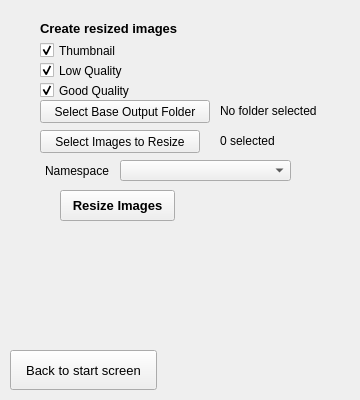
Above: src/generatewebsite.ui from kopolzin/bioimages-collection-manager before the change. Below: the same form after it.
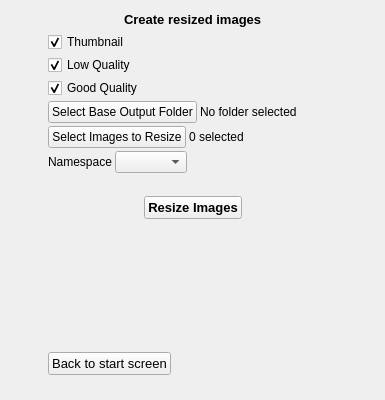
That is the form after the change. Icons and pictures are not drawn.

The edit to the form file:
```diff
--- a/src/generatewebsite.ui
+++ b/src/generatewebsite.ui
@@ -6,7 +6,7 @@
    <rect>
     <x>0</x>
     <y>0</y>
-    <width>360</width>
+    <width>385</width>
     <height>400</height>
    </rect>
   </property>
@@ -17,35 +17,57 @@
    <iconset resource="BioCM.qrc">
     <normaloff>:/icon.png</normaloff>:/icon.png</iconset>
   </property>
-  <widget class="QPushButton" name="backButton">
-   <property name="geometry">
-    <rect>
-     <x>10</x>
-     <y>350</y>
-     <width>147</width>
-     <height>40</height>
-    </rect>
+  <layout class="QHBoxLayout" name="horizontalLayout_10">
+   <property name="spacing">
+    <number>0</number>
    </property>
-   <property name="font">
-    <font>
-     <pointsize>10</pointsize>
-     <weight>50</weight>
-     <bold>false</bold>
-    </font>
+   <property name="leftMargin">
+    <number>0</number>
    </property>
-   <property name="text">
-    <string>Back to start screen</string>
+   <property name="topMargin">
+    <number>9</number>
    </property>
-  </widget>
+   <property name="rightMargin">
+    <number>0</number>
+   </property>
+   <property name="bottomMargin">
+    <number>9</number>
+   </property>
+   <item>
+    <spacer name="horizontalSpacer_10">
+     <property name="orientation">
+      <enum>Qt::Horizontal</enum>
+     </property>
+     <property name="sizeHint" stdset="0">
+      <size>
+       <width>13</width>
+       <height>20</height>
+      </size>
+     </property>
+    </spacer>
+   </item>
+   <item>
+    <layout class="QVBoxLayout" name="verticalLayout">
+     <property name="spacing">
+      <number>3</number>
+     </property>
+     <item>
+      <layout class="QHBoxLayout" name="horizontalLayout_3">
+       <item>
+        <spacer name="horizontalSpacer_8">
+         <property name="orientation">
+          <enum>Qt::Horizontal</enum>
+         </property>
+         <property name="sizeHint" stdset="0">
+          <size>
+           <width>40</width>
+           <height>20</height>
+          </size>
+         </property>
+        </spacer>
+       </item>
+       <item>
   <widget class="QLabel" name="label">
-   <property name="geometry">
-    <rect>
-     <x>40</x>
-     <y>20</y>
-     <width>170</width>
-     <height>17</height>
-    </rect>
-   </property>
    <property name="font">
     <font>
      <pointsize>10</pointsize>
@@ -57,15 +79,26 @@
     <string>Create resized images</string>
    </property>
   </widget>
+       </item>
+       <item>
+        <spacer name="horizontalSpacer_9">
+         <property name="orientation">
+          <enum>Qt::Horizontal</enum>
+         </property>
+         <property name="sizeHint" stdset="0">
+          <size>
+           <width>40</width>
+           <height>20</height>
+          </size>
+         </property>
+        </spacer>
+       </item>
+      </layout>
+     </item>
+     <item>
+      <layout class="QHBoxLayout" name="horizontalLayout">
+       <item>
   <widget class="QCheckBox" name="resizeThumbCheckbox">
-   <property name="geometry">
-    <rect>
-     <x>40</x>
-     <y>40</y>
-     <width>89</width>
-     <height>21</height>
-    </rect>
-   </property>
    <property name="text">
     <string>Thumbnail</string>
    </property>
@@ -76,15 +109,24 @@
     <bool>true</bool>
    </property>
   </widget>
+       </item>
+       <item>
+        <spacer name="horizontalSpacer">
+         <property name="orientation">
+          <enum>Qt::Horizontal</enum>
+         </property>
+         <property name="sizeHint" stdset="0">
+          <size>
+           <width>40</width>
+           <height>20</height>
+          </size>
+         </property>
+        </spacer>
+       </item>
+      </layout>
+     </item>
+     <item>
   <widget class="QCheckBox" name="resizeLQCheckbox">
-   <property name="geometry">
-    <rect>
-     <x>40</x>
-     <y>60</y>
-     <width>96</width>
-     <height>21</height>
-    </rect>
-   </property>
    <property name="text">
     <string>Low Quality</string>
    </property>
@@ -95,15 +137,9 @@
     <bool>true</bool>
    </property>
   </widget>
+     </item>
+     <item>
   <widget class="QCheckBox" name="resizeGQCheckbox">
-   <property name="geometry">
-    <rect>
-     <x>40</x>
-     <y>80</y>
-     <width>104</width>
-     <height>21</height>
-    </rect>
-   </property>
    <property name="text">
     <string>Good Quality</string>
    </property>
@@ -114,99 +150,103 @@
     <bool>true</bool>
    </property>
   </widget>
-  <widget class="QLabel" name="numImagesToResize">
-   <property name="geometry">
-    <rect>
-     <x>220</x>
-     <y>130</y>
-     <width>100</width>
-     <height>21</height>
-    </rect>
+     </item>
+     <item>
+      <layout class="QHBoxLayout" name="horizontalLayout_4">
+       <item>
+        <widget class="QPushButton" name="baseFolderButton">
+         <property name="sizePolicy">
+          <sizepolicy hsizetype="Minimum" vsizetype="Minimum">
+           <horstretch>0</horstretch>
+           <verstretch>0</verstretch>
+          </sizepolicy>
    </property>
    <property name="text">
-    <string>0 selected</string>
-   </property>
-  </widget>
+          <string>Select Base Output Folder</string>
+         </property>
+        </widget>
+       </item>
+       <item>
   <widget class="QLabel" name="baseFolderLabel">
-   <property name="geometry">
-    <rect>
-     <x>220</x>
-     <y>100</y>
-     <width>141</width>
-     <height>21</height>
-    </rect>
-   </property>
    <property name="text">
     <string>No folder selected</string>
    </property>
   </widget>
+       </item>
+       <item>
+        <spacer name="horizontalSpacer_2">
+         <property name="orientation">
+          <enum>Qt::Horizontal</enum>
+         </property>
+         <property name="sizeHint" stdset="0">
+          <size>
+           <width>40</width>
+           <height>20</height>
+          </size>
+         </property>
+        </spacer>
+       </item>
+      </layout>
+     </item>
+     <item>
+      <layout class="QHBoxLayout" name="horizontalLayout_5">
+       <item>
   <widget class="QPushButton" name="selectImagesButton">
-   <property name="geometry">
-    <rect>
-     <x>40</x>
-     <y>130</y>
-     <width>160</width>
-     <height>23</height>
-    </rect>
+         <property name="sizePolicy">
+          <sizepolicy hsizetype="Minimum" vsizetype="Minimum">
+           <horstretch>0</horstretch>
+           <verstretch>0</verstretch>
+          </sizepolicy>
    </property>
    <property name="text">
     <string>Select Images to Resize</string>
    </property>
   </widget>
-  <widget class="QPushButton" name="baseFolderButton">
-   <property name="geometry">
-    <rect>
-     <x>40</x>
-     <y>100</y>
-     <width>170</width>
-     <height>23</height>
-    </rect>
-   </property>
+       </item>
+       <item>
+        <widget class="QLabel" name="numImagesToResize">
    <property name="text">
-    <string>Select Base Output Folder</string>
-   </property>
-  </widget>
-  <widget class="QPushButton" name="resizeImagesButton">
-   <property name="geometry">
-    <rect>
-     <x>60</x>
-     <y>190</y>
-     <width>115</width>
-     <height>31</height>
-    </rect>
-   </property>
-   <property name="font">
-    <font>
-     <pointsize>10</pointsize>
-     <weight>75</weight>
-     <bold>true</bold>
-    </font>
-   </property>
-   <property name="text">
-    <string>Resize Images</string>
-   </property>
-  </widget>
+          <string>0 selected</string>
+         </property>
+        </widget>
+       </item>
+       <item>
+        <spacer name="horizontalSpacer_3">
+         <property name="orientation">
+          <enum>Qt::Horizontal</enum>
+         </property>
+         <property name="sizeHint" stdset="0">
+          <size>
+           <width>40</width>
+           <height>20</height>
+          </size>
+         </property>
+        </spacer>
+       </item>
+      </layout>
+     </item>
+     <item>
+      <layout class="QHBoxLayout" name="horizontalLayout_6">
+       <item>
   <widget class="QLabel" name="photographerLabel">
-   <property name="geometry">
-    <rect>
-     <x>45</x>
-     <y>160</y>
-     <width>75</width>
-     <height>21</height>
-    </rect>
+         <property name="sizePolicy">
+          <sizepolicy hsizetype="Minimum" vsizetype="Preferred">
+           <horstretch>0</horstretch>
+           <verstretch>0</verstretch>
+          </sizepolicy>
    </property>
    <property name="text">
     <string>Namespace</string>
    </property>
   </widget>
+       </item>
+       <item>
   <widget class="QComboBox" name="agentBox">
-   <property name="geometry">
-    <rect>
-     <x>120</x>
-     <y>160</y>
-     <width>171</width>
-     <height>21</height>
-    </rect>
+         <property name="sizePolicy">
+          <sizepolicy hsizetype="Minimum" vsizetype="Fixed">
+           <horstretch>0</horstretch>
+           <verstretch>0</verstretch>
+          </sizepolicy>
    </property>
    <property name="font">
     <font>
@@ -214,6 +254,161 @@
     </font>
    </property>
   </widget>
+       </item>
+       <item>
+        <spacer name="horizontalSpacer_4">
+         <property name="orientation">
+          <enum>Qt::Horizontal</enum>
+         </property>
+         <property name="sizeHint" stdset="0">
+          <size>
+           <width>40</width>
+           <height>20</height>
+          </size>
+         </property>
+        </spacer>
+       </item>
+      </layout>
+     </item>
+     <item>
+      <spacer name="verticalSpacer_2">
+       <property name="orientation">
+        <enum>Qt::Vertical</enum>
+       </property>
+       <property name="sizeType">
+        <enum>QSizePolicy::Preferred</enum>
+       </property>
+       <property name="sizeHint" stdset="0">
+        <size>
+         <width>20</width>
+         <height>20</height>
+        </size>
+       </property>
+      </spacer>
+     </item>
+     <item>
+      <layout class="QHBoxLayout" name="horizontalLayout_7">
+       <item>
+        <spacer name="horizontalSpacer_5">
+         <property name="orientation">
+          <enum>Qt::Horizontal</enum>
+         </property>
+         <property name="sizeHint" stdset="0">
+          <size>
+           <width>40</width>
+           <height>20</height>
+          </size>
+         </property>
+        </spacer>
+       </item>
+       <item>
+        <widget class="QPushButton" name="resizeImagesButton">
+         <property name="font">
+          <font>
+           <pointsize>10</pointsize>
+           <weight>75</weight>
+           <bold>true</bold>
+          </font>
+         </property>
+         <property name="text">
+          <string>Resize Images</string>
+         </property>
+        </widget>
+       </item>
+       <item>
+        <spacer name="horizontalSpacer_6">
+         <property name="orientation">
+          <enum>Qt::Horizontal</enum>
+         </property>
+         <property name="sizeHint" stdset="0">
+          <size>
+           <width>40</width>
+           <height>20</height>
+          </size>
+         </property>
+        </spacer>
+       </item>
+      </layout>
+     </item>
+     <item>
+      <spacer name="verticalSpacer">
+       <property name="orientation">
+        <enum>Qt::Vertical</enum>
+       </property>
+       <property name="sizeType">
+        <enum>QSizePolicy::Preferred</enum>
+       </property>
+       <property name="sizeHint" stdset="0">
+        <size>
+         <width>20</width>
+         <height>130</height>
+        </size>
+       </property>
+      </spacer>
+     </item>
+     <item>
+      <layout class="QHBoxLayout" name="horizontalLayout_8">
+       <item>
+        <widget class="QPushButton" name="backButton">
+         <property name="font">
+          <font>
+           <pointsize>10</pointsize>
+           <weight>50</weight>
+           <bold>false</bold>
+          </font>
+         </property>
+         <property name="text">
+          <string>Back to start screen</string>
+         </property>
+        </widget>
+       </item>
+       <item>
+        <spacer name="horizontalSpacer_7">
+         <property name="orientation">
+          <enum>Qt::Horizontal</enum>
+         </property>
+         <property name="sizeHint" stdset="0">
+          <size>
+           <width>40</width>
+           <height>20</height>
+          </size>
+         </property>
+        </spacer>
+       </item>
+      </layout>
+     </item>
+     <item>
+      <spacer name="verticalSpacer_3">
+       <property name="orientation">
+        <enum>Qt::Vertical</enum>
+       </property>
+       <property name="sizeType">
+        <enum>QSizePolicy::MinimumExpanding</enum>
+       </property>
+       <property name="sizeHint" stdset="0">
+        <size>
+         <width>20</width>
+         <height>0</height>
+        </size>
+       </property>
+      </spacer>
+     </item>
+    </layout>
+   </item>
+   <item>
+    <spacer name="horizontalSpacer_11">
+     <property name="orientation">
+      <enum>Qt::Horizontal</enum>
+     </property>
+     <property name="sizeHint" stdset="0">
+      <size>
+       <width>13</width>
+       <height>20</height>
+      </size>
+     </property>
+    </spacer>
+   </item>
+  </layout>
  </widget>
  <tabstops>
   <tabstop>backButton</tabstop>
```
Lines whose indentation alone changed are shown as unchanged.
